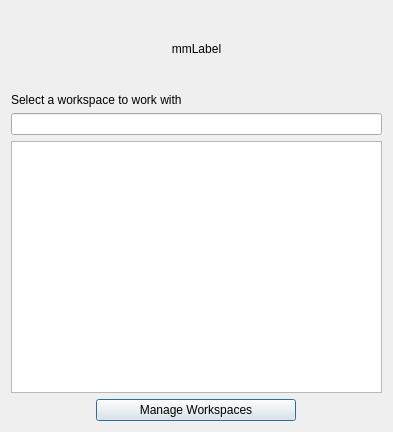
Above: Mergin/ui/ui_select_workspace_dialog.ui from MerginMaps/qgis-plugin before the change. Below: the same form after it.
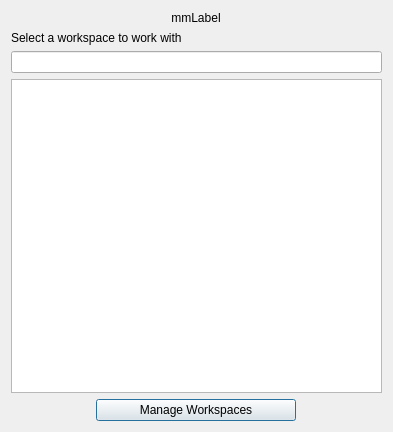
That is the form after the change. Custom widgets are drawn as their Qt base class.

Commit message: change icon and title

Diff of the .ui file:
```diff
--- a/Mergin/ui/ui_select_workspace_dialog.ui
+++ b/Mergin/ui/ui_select_workspace_dialog.ui
@@ -40,9 +40,9 @@
      </property>
     </widget>
    </item>
-   <item row="0" column="0">
+   <item row="0" column="0" alignment="Qt::AlignHCenter">
     <widget class="QLabel" name="label_logo">
-     <property name="minimumSize">
+     <property name="maximumSize">
       <size>
        <width>256</width>
        <height>76</height>
```
Left out of the diff: 5 changed lines with no effect on the pictures. The commit also changes 1 other file.
